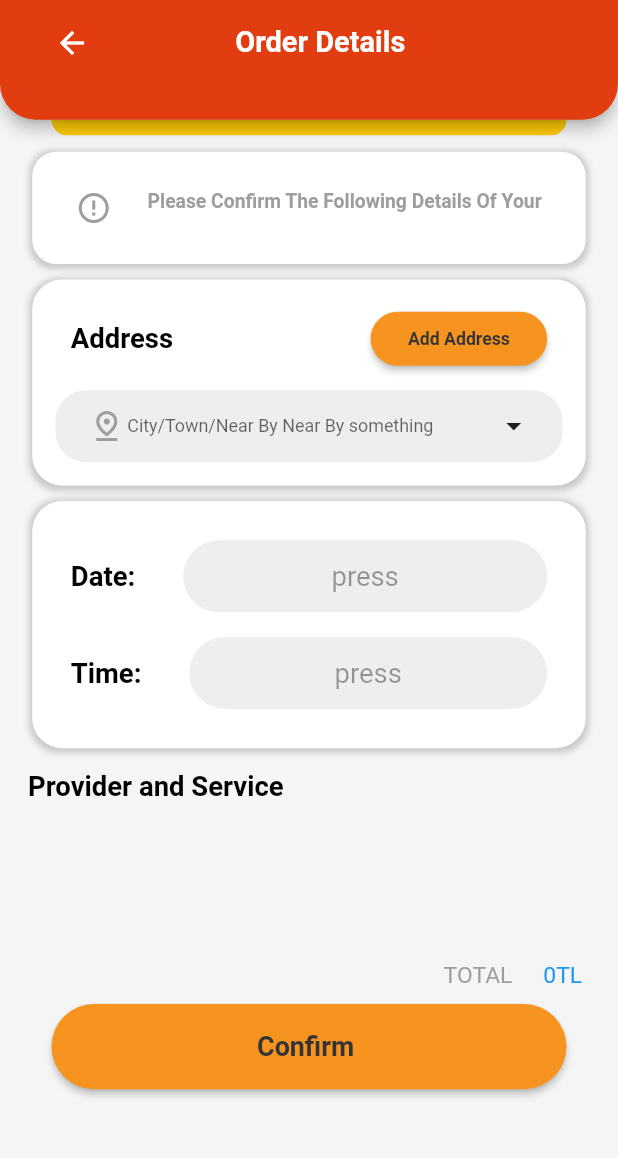
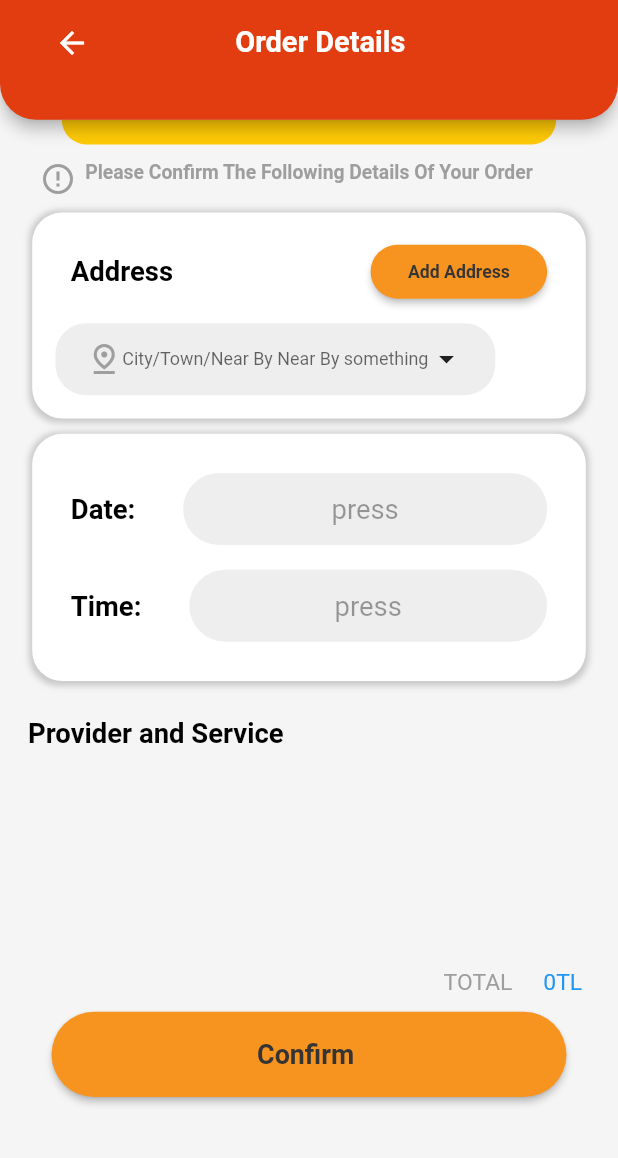
Before and after one commit to OmarHasan1996/closer, a Flutter app: the CheckOutScreen screen opened directly, on a phone screen of 412 x 824 dp, the part 78-1236 px from its top. Run offline on Flutter 3.47's test engine with Material 2 defaults, Android fonts, the light colour scheme and no system bars; our stand-ins replace another_flushbar, date_format, dio, double_back_to_close_app, file_picker, firebase_core and 23 more; missing offline and left inert: circular_menu, easy_image_viewer, firebase_core_web, firebase_messaging_web, flutter_facebook_auth, flutter_facebook_auth_web and 8 more; accounts and stored records are empty.

Commit message:
worker & user

```diff
--- a/lang/ar.json
+++ b/lang/ar.json
@@ -191,6 +191,7 @@
   "Delivery No": "Delivery No",
   "Shipping Address": "Shipping Address",
   "Terms & Condition": "Terms & Condition",
-  "Terms & Condition desc": "Minimalist styling is not about creating a cold, hard, empty white box of a home. It is about using simple and natural forms, and taking away layers without losing the aesthetic appeal of the space. The focus is on shape, with a furniture and accessories.\n"
+  "Terms & Condition desc": "Minimalist styling is not about creating a cold, hard, empty white box of a home. It is about using simple and natural forms, and taking away layers without losing the aesthetic appeal of the space. The focus is on shape, with a furniture and accessories.\n",
+  "Unit": "Unit"
 
 }
--- a/lang/en.json
+++ b/lang/en.json
@@ -175,7 +175,8 @@
   "Shipping Address": "Shipping Address",
 
   "Terms & Condition": "Terms & Condition",
-  "Terms & Condition desc": "Minimalist styling is not about creating a cold, hard, empty white box of a home. It is about using simple and natural forms, and taking away layers without losing the aesthetic appeal of the space. The focus is on shape, with a furniture and accessories.\n"
+  "Terms & Condition desc": "Minimalist styling is not about creating a cold, hard, empty white box of a home. It is about using simple and natural forms, and taking away layers without losing the aesthetic appeal of the space. The focus is on shape, with a furniture and accessories.\n",
+  "Unit": "Unit"
 
 
 }
--- a/lib/screens/mainTabScreens/order/userOrder.dart
+++ b/lib/screens/mainTabScreens/order/userOrder.dart
@@ -7,9 +7,11 @@ import 'package:closer/api/api_service.dart';
 import 'package:closer/color/MyColors.dart';
 import 'package:closer/const.dart';
 import 'package:closer/constant/app_size.dart';
+import 'package:closer/constant/functions.dart';
 import 'package:closer/localizations.dart';
 import 'package:closer/screens/Payment.dart';
-import 'package:closer/screens/checkout.dart';
+import 'package:closer/screens/order/checkout.dart';
+import 'package:closer/screens/order/orderRecipt.dart';
 import 'package:date_format/date_format.dart';
 import 'package:double_back_to_close_app/double_back_to_close_app.dart';
 import 'package:flutter/material.dart';
@@ -231,11 +233,8 @@ class _UserOrderState extends State<UserOrder> {
                                                   //totalPrice =0;
                                                   return GestureDetector(
                                                     onTap: () {
-                                                      /*_showOrderDetails(
-                                                                orderData[index],
-                                                                index + 1);*/
-                                                      // order details
-                                                     },
+                                                      MyApplication.navigateTo(context, OrderRecipt(order: _finishedOrderData[index],));
+                                                      },
                                                     child: MyWidget.myOrderlist(
                                                         _finishedOrderData[index],
                                                         index + 1, ()=> _setState(), chCircle),
@@ -306,6 +305,7 @@ class _UserOrderState extends State<UserOrder> {
     }
     return price;
   }
+
   _tap(String text) {
     return Tab(
       height: min(AppWidth.w6, AppHeight.h2*1.5)*2,
@@ -320,6 +320,7 @@ class _UserOrderState extends State<UserOrder> {
       ),
     );
   }
+
   _finishOrder() async {
     setState(() {
       adr.clear();
@@ -345,11 +346,13 @@ class _UserOrderState extends State<UserOrder> {
           ));
     }
   }
+
   _setState() {
     setState(() {
 
     });
   }
+
   ImageProvider? image = null;
   String? path ;
   XFile? xFile;
--- a/lib/screens/main_screen.dart
+++ b/lib/screens/main_screen.dart
@@ -5,6 +5,7 @@ import 'dart:math';
 
 //import 'package:admob_flutter/admob_flutter.dart';
 import 'package:another_flushbar/flushbar.dart';
+import 'package:closer/map/location.dart';
 import 'package:closer/screens/mainTabScreens/homeScreen.dart';
 import 'package:closer/screens/mainTabScreens/order/userOrder.dart';
 //import 'package:cloud_firestore/cloud_firestore.dart';
@@ -25,7 +26,7 @@ import 'package:closer/screens/Payment.dart';
 import 'package:closer/screens/loading_screen.dart';
 import 'package:closer/screens/superVisior/orderID.dart';
 import 'package:closer/screens/service/sub_service_screen.dart';
-import 'package:closer/screens/taskId.dart';
+import 'package:closer/screens/worker/taskId.dart';
 import 'package:closer/screens/valid_code.dart';
 import 'package:shared_preferences/shared_preferences.dart';
 
@@ -34,7 +35,7 @@ import 'package:closer/boxes.dart';
 import 'package:closer/const.dart';
 import 'package:closer/localization_service.dart';
 import 'package:closer/main.dart';
-import 'checkout.dart';
+import 'order/checkout.dart';
 import 'edit_profile_screen.dart';
 import 'address/manege_address.dart';
 
--- a/lib/screens/newOrder.dart
+++ b/lib/screens/newOrder.dart
@@ -7,7 +7,7 @@ import 'package:closer/color/MyColors.dart';
 import 'package:closer/MyWidget.dart';
 import 'package:closer/const.dart';
 import 'package:closer/localizations.dart';
-import 'checkout.dart';
+import 'order/checkout.dart';
 import 'package:http/http.dart' as http;
 
 class NewOrder extends StatefulWidget {
--- a/lib/screens/checkout.dart
+++ b/lib/screens/order/checkout.dart
@@ -2,6 +2,7 @@ import 'dart:convert';
 import 'dart:math';
 
 import 'package:another_flushbar/flushbar.dart';
+import 'package:closer/constant/app_size.dart';
 import 'package:date_format/date_format.dart';
 import 'package:dio/dio.dart';
 import 'package:flutter/material.dart';
@@ -11,12 +12,24 @@ import 'package:intl/intl.dart';
 import 'package:closer/api/api_service.dart';
 import 'package:closer/color/MyColors.dart';
 import 'package:closer/localizations.dart';
-import '../MyWidget.dart';
-import 'service/sub_service_dec.dart';
-import '../const.dart';
-import 'main_screen.dart';
-import 'address/manege_address.dart';
+import '../../MyWidget.dart';
+import '../service/sub_service_dec.dart';
+import '../../const.dart';
+import '../main_screen.dart';
+import '../address/manege_address.dart';
+extension TimeOfDayExtension on TimeOfDay {
+  int compareTo(TimeOfDay other) {
+    if (hour < other.hour) return -1;
+    if (hour > other.hour) return 1;
+    if (minute < other.minute) return -1;
+    if (minute > other.minute) return 1;
+    return 0;
+  }
+  TimeOfDay add(Duration time) {
+    return this.replacing(hour: this.hour + time.inHours, minute: this.minute + time.inMinutes.remainder(60));
+  }
 
+}
 // ignore: must_be_immutable
 class CheckOutScreen extends StatefulWidget {
   String token;
@@ -92,6 +105,12 @@ class _CheckOutScreenState extends State<CheckOutScreen> {
       });
   }
 
+  TimeOfDay? _maxStartTime, _minEndTime;
+
+  TimeOfDay _stringToTimeOfDay(String tod) {
+    final format = DateFormat.jm(); //"6:00 AM"
+    return TimeOfDay.fromDateTime(format.parse(tod));
+  }
   @override
   void initState() {
     // TODO: implement initState
@@ -100,6 +119,22 @@ class _CheckOutScreenState extends State<CheckOutScreen> {
     //_timeController.text = formatDate(DateTime(2019, 08, 1, DateTime.now().hour, DateTime.now().minute), [hh, ':', nn, " ", am]).toString();
     super.initState();
 
+    for(var o in order){
+      try{
+        _maxStartTime??= _stringToTimeOfDay(o[0][0]['StartServeDate']);
+        _minEndTime??= _stringToTimeOfDay(o[0][0]['EndServeDate']);
+      }catch(e){}
+      try{
+        if(_stringToTimeOfDay(o[0][0]['StartServeDate']).compareTo(_maxStartTime!)>0){
+          _maxStartTime??= _stringToTimeOfDay(o[0][0]['StartServeDate']/*.replaceAll('T', ' ')*/).add(-timeDiff);
+        }
+      }catch(e){}
+      try{
+        if(_stringToTimeOfDay(o[0][0]['EndServeDate']).compareTo(_minEndTime!)<0){
+          _minEndTime??= _stringToTimeOfDay(o[0][0]['EndServeDate']/*.replaceAll('T', ' ')*/).add(-timeDiff);
+        }
+      }catch(e){}
+    }
     // print(subservice);
   }
 
@@ -120,7 +155,7 @@ class _CheckOutScreenState extends State<CheckOutScreen> {
           body: SingleChildScrollView(
             child: Column(
               children: [
-                _topYellowDriver(),
+                MyWidget.topYellowDriver(),
                 SizedBox(
                   height: MediaQuery.of(context).size.height / 300,
                 ),
@@ -135,7 +170,7 @@ class _CheckOutScreenState extends State<CheckOutScreen> {
                     crossAxisAlignment: CrossAxisAlignment.start,
                     children: [
                       Container(
-                        height: MediaQuery.of(context).size.height / 2,
+                        height: AppHeight.h45,
                         child: SingleChildScrollView(
                           child: Padding(
                             padding: EdgeInsets.symmetric(
@@ -150,24 +185,6 @@ class _CheckOutScreenState extends State<CheckOutScreen> {
                                     vertical:
                                     MediaQuery.of(context).size.height / 80*0,
                                   ),
-                                  child: Container(
-                                    alignment: Alignment.center,
-                                    width: MediaQuery.of(context).size.width,
-                                    height: MediaQuery.of(context).size.height / 11,
-                                    decoration: BoxDecoration(
-                                      color: AppColors.white,
-                                      boxShadow: [
-                                        BoxShadow(
-                                          color: Colors.grey.withOpacity(0.5),
-                                          spreadRadius: 2,
-                                          blurRadius: 3,
-                                          offset: Offset(
-                                              0, 1), // changes position of shadow
-                                        ),
-                                      ],
-                                      borderRadius:
-                                      BorderRadius.all(Radius.circular(MediaQuery.of(context).size.height / 51)),
-                                    ),
                                   child: Padding(
                                     padding: EdgeInsets.symmetric(
                                       horizontal:
@@ -180,18 +197,13 @@ class _CheckOutScreenState extends State<CheckOutScreen> {
                                       crossAxisAlignment:
                                       CrossAxisAlignment.start,
                                       children: [
-                                          Expanded(
-                                              flex: 2,
-                                              child: Icon(
+                                        Icon(
                                           Icons.error_outline,
                                           color: Colors.grey,
-                                              )),
-                                          Expanded(
-                                            flex: 8,
-                                            child: MyWidget(context).textGrayk28(AppLocalizations.of(context)!.translate('Please Confirm The Following Details Of Your Order'), color: Colors.grey),
-                                          )
+                                        ),
+                                        SizedBox(width: AppWidth.w1_5,),
+                                        MyWidget(context).textGrayk28(AppLocalizations.of(context)!.translate('Please Confirm The Following Details Of Your Order'), color: Colors.grey)
                                       ],
-                                      ),
                                     ),
                                   ),
                                 ),
@@ -277,9 +289,8 @@ class _CheckOutScreenState extends State<CheckOutScreen> {
                                                       160),
                                               child: Container(
                                                 padding: EdgeInsets.symmetric(
-                                                  horizontal:
-                                                  MediaQuery.of(context).size.width / 20,
-                                                  //  vertical: MediaQuery.of(context).size.height / 160,
+                                                  horizontal: MediaQuery.of(context).size.width / 20,
+                                                  vertical: AppHeight.h1,
                                                 ),
                                                 decoration: BoxDecoration(
                                                   color: Colors.grey[200],
@@ -288,7 +299,8 @@ class _CheckOutScreenState extends State<CheckOutScreen> {
                                                 ),
                                                 child: DropdownButtonHideUnderline(
                                                   child: DropdownButton<String>(
-                                                    isExpanded: true,
+                                                    //isExpanded: true,
+
                                                     value: value3,
                                                     iconSize: 0.0,
                                                     hint: Row(
@@ -559,7 +571,7 @@ class _CheckOutScreenState extends State<CheckOutScreen> {
                         height: MediaQuery.of(context).size.height / 80*0,
                       ),
                       Container(
-                        height: MediaQuery.of(context).size.height / 9,
+                        height: AppHeight.h16,
                         child: ListView.builder(
                           itemCount: order.length,
                           itemBuilder: (context, index) {
@@ -604,21 +616,6 @@ class _CheckOutScreenState extends State<CheckOutScreen> {
     );
   }
 
-  _topYellowDriver(){
-    return   Center(
-      child: Container(
-        alignment: Alignment.center,
-        width: MediaQuery.of(context).size.width / 1.2,
-        height: MediaQuery.of(context).size.height / 80,
-        decoration: BoxDecoration(
-          color: AppColors.yellow,
-          borderRadius:
-          BorderRadius.vertical(bottom: Radius.circular(MediaQuery.of(context).size.height / 80)),
-        ),
-      ),
-    );
-  }
-
   DropdownMenuItem<String> buildMenuItem(dynamic item) {
     getAddress(userData!.content!.id);
     //var area = item['Area']['Name'];
@@ -656,12 +653,17 @@ class _CheckOutScreenState extends State<CheckOutScreen> {
 
   Padding _orderlist(ord, index) {
     var name = ord[0][0]['Name'];
+    String? startTime, endTime;
+    try{
+      startTime = DateTime.parse(ord[0][0]['StartServeDate']/*.replaceAll('T', ' ')*/).add(-timeDiff).toString();
+      endTime = DateTime.parse(ord[0][0]['EndServeDate']/*.replaceAll('T', ' ')*/).add(-timeDiff).toString();
+    }catch(e){}
     return Padding(
       padding: EdgeInsets.symmetric(
         vertical: MediaQuery.of(context).size.height / 160,
       ),
       child: Container(
-        child: MyWidget(context).textBlack20('${index + 1}' + '- ' + name, color: Colors.grey[600], bold: false),
+        child: MyWidget(context).textBlack20('${index + 1}' + '- ' + '$name [$startTime - $endTime]', color: Colors.grey[600], bold: false, scale: 0.9),
       ),
     );
   }
@@ -727,7 +729,22 @@ class _CheckOutScreenState extends State<CheckOutScreen> {
       _refreshSendOrder(false);
       return;
     }
+    bool showTimeNote = false;
+    try{
+      print( 'time1111:' + _stringToTimeOfDay(_timeController.text).toString());
+      if(selectedTime!.compareTo(_maxStartTime!)<0) showTimeNote = true;
+    }catch(e){
 
+    }
+    try{
+      if(selectedTime!.compareTo(_minEndTime!)>0) showTimeNote = true;
+    }catch(e){
+    }
+    if(showTimeNote){
+      _flushBar(AppLocalizations.of(context)!.translate('Select time between ') + '[ $_maxStartTime - $_minEndTime ]');
+      _refreshSendOrder(false);
+      return;
+    }
     //{CustomerId: 90e73cdd-7e7e-4207-9901-08d9a4f69d2a, Amount: 300.0, InsertDate: 2021-12-08T01:18:43.043Z, Status: 1, PayType: 1, AddressId: 66b576f9-d44b-4565-b9e3-08d9a4f82388, OrderDate: 2021-12-08T13:18:00.000Z, Notes: string, OrderServices[0][ServiceId]: 18, OrderServices[0][Price]: 300.0, OrderServices[0][Quantity]: 1, OrderServices[0][ServiceNotes]: , OrderServices[0][OrderServiceAttatchs]: }
 
     String orderDateTime = DateTime(selectedDate!.year, selectedDate!.month, selectedDate!.day, selectedTime!.hour, selectedTime!.minute).add(timeDiff).toString().replaceAll(" ", "T") + "Z";
--- a/pubspec.yaml
+++ b/pubspec.yaml
@@ -82,7 +82,7 @@ dependencies:
   #place_picker: ^0.10.0
   map_location_picker: ^1.0.1
   flutter_svg: ^2.0.7
-
+  workmanager: ^0.5.1
   # The following adds the Cupertino Icons font to your application.
   # Use with the CupertinoIcons class for iOS style icons.
   cupertino_icons: ^1.0.2
```
Also changed, not shown: lib/MyWidget.dart (+6 -4 lines), lib/api/api_service.dart (+5 -3 lines), lib/map/location.dart (+47 -4 lines), lib/screens/order/orderRecipt.dart (+65 -19 lines), lib/screens/service/sub_service_dec.dart (+9 -7 lines), lib/screens/worker/taskId.dart (renamed from lib/screens/taskId.dart, +69 -55 lines), pubspec.lock. Lines whose indentation alone changed are shown as unchanged.
